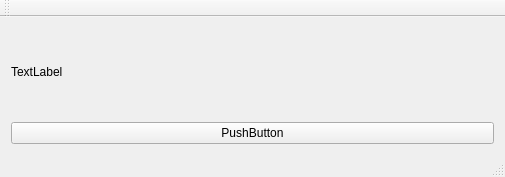
First picture: the form in test_app/mainwindow.ui, repository firef0xff/ttm25, before the edit.
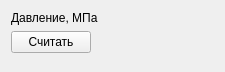
Second picture: the form after the edit.

```diff
--- a/test_app/mainwindow.ui
+++ b/test_app/mainwindow.ui
@@ -6,50 +6,38 @@
    <rect>
     <x>0</x>
     <y>0</y>
-    <width>505</width>
-    <height>177</height>
+    <width>225</width>
+    <height>72</height>
    </rect>
   </property>
   <property name="windowTitle">
    <string>MainWindow</string>
   </property>
   <widget class="QWidget" name="centralWidget">
-   <layout class="QVBoxLayout" name="verticalLayout">
-    <item>
+   <layout class="QFormLayout" name="formLayout">
+    <item row="0" column="0">
      <widget class="QLabel" name="label">
       <property name="text">
-       <string>TextLabel</string>
+       <string>Давление, МПа</string>
       </property>
      </widget>
     </item>
-    <item>
+    <item row="1" column="0">
      <widget class="QPushButton" name="pushButton">
       <property name="text">
-       <string>PushButton</string>
+       <string>Считать</string>
+      </property>
+     </widget>
+    </item>
+    <item row="0" column="1">
+     <widget class="QLabel" name="Pressure">
+      <property name="text">
+       <string/>
       </property>
      </widget>
     </item>
    </layout>
   </widget>
-  <widget class="QMenuBar" name="menuBar">
-   <property name="geometry">
-    <rect>
-     <x>0</x>
-     <y>0</y>
-     <width>505</width>
-     <height>21</height>
-    </rect>
-   </property>
-  </widget>
-  <widget class="QToolBar" name="mainToolBar">
-   <attribute name="toolBarArea">
-    <enum>TopToolBarArea</enum>
-   </attribute>
-   <attribute name="toolBarBreak">
-    <bool>false</bool>
-   </attribute>
-  </widget>
-  <widget class="QStatusBar" name="statusBar"/>
  </widget>
  <layoutdefault spacing="6" margin="11"/>
  <resources/>
```
Left out of the diff: 2 changed lines with no effect on the pictures.
